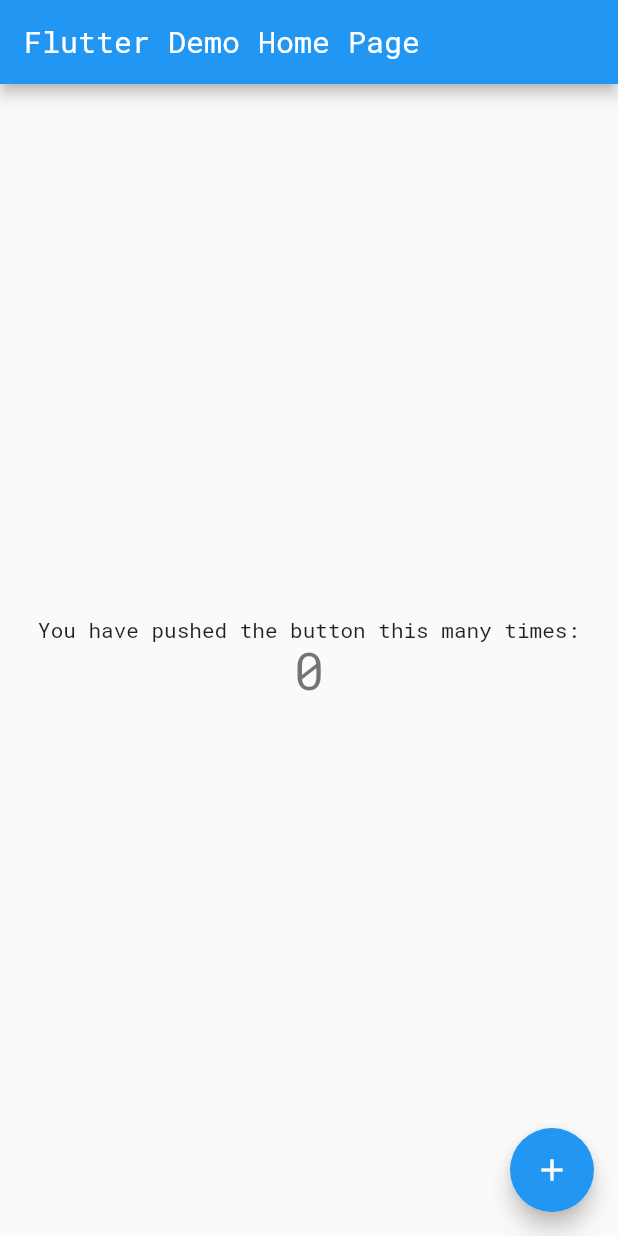
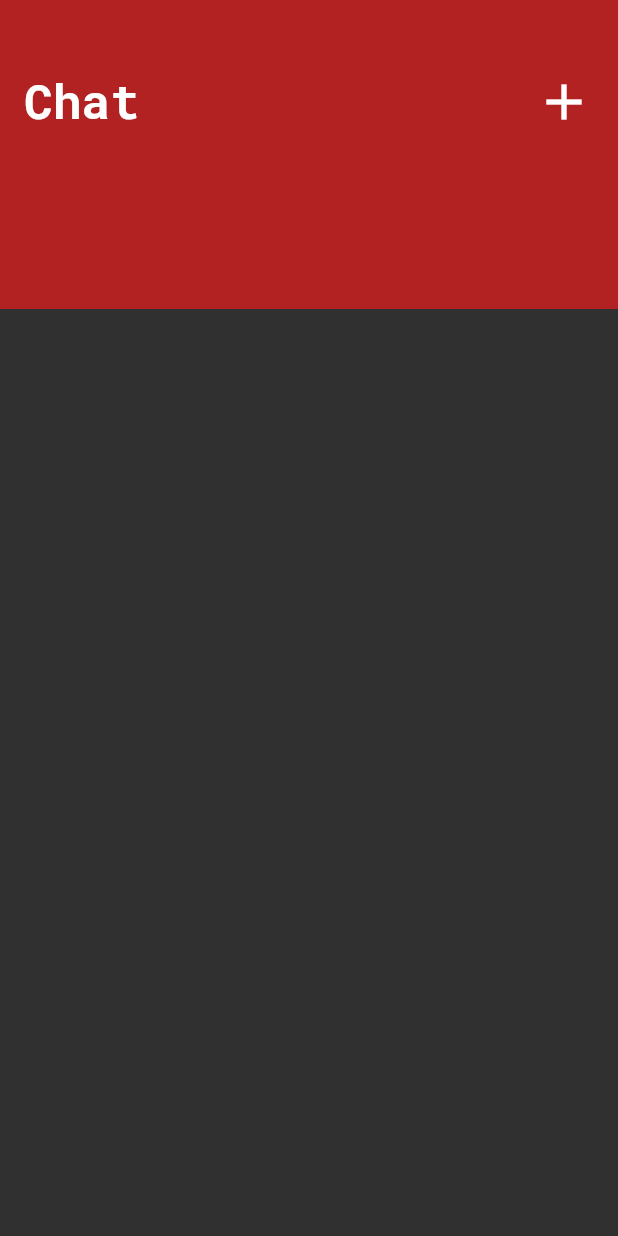
Before and after one commit to byteslinger00/DatingChat, a Flutter app: the screen it shows after launch, on a phone screen of 412 x 824 dp. Run offline on Flutter 3.47's test engine with Material 2 defaults, Android fonts, the phone set to English and light mode, and no system bars.

Commit message:
added the appbar

```diff
--- a/lib/main.dart
+++ b/lib/main.dart
@@ -1,23 +1,17 @@
 import 'package:flutter/material.dart';
+import 'package:flutter/services.dart';
+import 'package:flutter_chat_dating_app/widgets/custom_app_bar.dart';
 
 void main() => runApp(MyApp());
 
 class MyApp extends StatelessWidget {
-  // This widget is the root of your application.
 	@override
 	Widget build(BuildContext context) {
 		return MaterialApp(
-      title: 'Flutter Demo',
+			title: 'Date Chat',
+			debugShowCheckedModeBanner: false,
 			theme: ThemeData(
-        // This is the theme of your application.
-        //
-        // Try running your application with "flutter run". You'll see the
-        // application has a blue toolbar. Then, without quitting the app, try
-        // changing the primarySwatch below to Colors.green and then invoke
-        // "hot reload" (press "r" in the console where you ran "flutter run",
-        // or simply save your changes to "hot reload" in a Flutter IDE).
-        // Notice that the counter didn't reset back to zero; the application
-        // is not restarted.
+				brightness: Brightness.dark,
 				primarySwatch: Colors.blue,
 				fontFamily: 'RobotoMono',
 			),
@@ -28,16 +22,6 @@ class MyApp extends StatelessWidget {
 
 class MyHomePage extends StatefulWidget {
 	MyHomePage({Key key, this.title}) : super(key: key);
-
-  // This widget is the home page of your application. It is stateful, meaning
-  // that it has a State object (defined below) that contains fields that affect
-  // how it looks.
-
-  // This class is the configuration for the state. It holds the values (in this
-  // case the title) provided by the parent (in this case the App widget) and
-  // used by the build method of the State. Fields in a Widget subclass are
-  // always marked "final".
-
 	final String title;
 
 	@override
@@ -45,68 +29,24 @@ class MyHomePage extends StatefulWidget {
 }
 
 class _MyHomePageState extends State<MyHomePage> {
-  int _counter = 0;
 
-  void _incrementCounter() {
-    setState(() {
-      // This call to setState tells the Flutter framework that something has
-      // changed in this State, which causes it to rerun the build method below
-      // so that the display can reflect the updated values. If we changed
-      // _counter without calling setState(), then the build method would not be
-      // called again, and so nothing would appear to happen.
-      _counter++;
-    });
+	@override
+	void initState() {
+		super.initState();
+		SystemChrome.setSystemUIOverlayStyle(SystemUiOverlayStyle(
+			statusBarColor: Colors.transparent,
+			statusBarIconBrightness: Brightness.dark,
+		));
 	}
 
 	@override
 	Widget build(BuildContext context) {
-    // This method is rerun every time setState is called, for instance as done
-    // by the _incrementCounter method above.
-    //
-    // The Flutter framework has been optimized to make rerunning build methods
-    // fast, so that you can just rebuild anything that needs updating rather
-    // than having to individually change instances of widgets.
 		return Scaffold(
-      appBar: AppBar(
-        // Here we take the value from the MyHomePage object that was created by
-        // the App.build method, and use it to set our appbar title.
-        title: Text(widget.title),
-      ),
-      body: Center(
-        // Center is a layout widget. It takes a single child and positions it
-        // in the middle of the parent.
-        child: Column(
-          // Column is also layout widget. It takes a list of children and
-          // arranges them vertically. By default, it sizes itself to fit its
-          // children horizontally, and tries to be as tall as its parent.
-          //
-          // Invoke "debug painting" (press "p" in the console, choose the
-          // "Toggle Debug Paint" action from the Flutter Inspector in Android
-          // Studio, or the "Toggle Debug Paint" command in Visual Studio Code)
-          // to see the wireframe for each widget.
-          //
-          // Column has various properties to control how it sizes itself and
-          // how it positions its children. Here we use mainAxisAlignment to
-          // center the children vertically; the main axis here is the vertical
-          // axis because Columns are vertical (the cross axis would be
-          // horizontal).
-          mainAxisAlignment: MainAxisAlignment.center,
+			body: Stack(
 				children: <Widget>[
-            Text(
-              'You have pushed the button this many times:',
-            ),
-            Text(
-              '$_counter',
-              style: Theme.of(context).textTheme.display1,
-            ),
+					CustomAppBar(height: MediaQuery.of(context).size.height * 0.25),
 				],
 			),
-      ),
-      floatingActionButton: FloatingActionButton(
-        onPressed: _incrementCounter,
-        tooltip: 'Increment',
-        child: Icon(Icons.add),
-      ), // This trailing comma makes auto-formatting nicer for build methods.
 		);
 	}
 }
--- /dev/null
+++ b/lib/widgets/custom_app_bar.dart
@@ -0,0 +1,55 @@
+import 'package:flutter/material.dart';
+
+class CustomAppBar extends StatelessWidget{
+
+	final double height;
+
+    const CustomAppBar({Key key, this.height}) : super(key: key);
+
+	@override
+	Widget build(BuildContext context) {
+		return Stack(
+			children: <Widget>[
+				Container(
+					height: height,
+					decoration: BoxDecoration(
+						gradient: LinearGradient(
+							begin: Alignment.bottomLeft,
+							end: Alignment.topRight,
+							colors: [
+								Color.fromRGBO(178,34,34, 1.0),
+								Color.fromRGBO(178,34,34, 1.0),
+							],
+						),
+					),
+				),
+				PreferredSize(
+					preferredSize: Size(
+						MediaQuery.of(context).size.width,
+						60,
+					),
+					child: Padding(
+						padding: EdgeInsets.fromLTRB(16.0, 48.0, 16.0, 16.0),
+						child: Row(
+							mainAxisAlignment: MainAxisAlignment.spaceBetween,
+							children: <Widget>[
+								Text(
+									"Chat",
+									style: TextStyle(
+										fontSize: 32,
+										fontWeight: FontWeight.bold,
+									),
+								),
+								Icon(
+									Icons.add,
+									size: 40,
+									color: Colors.white,
+								),
+							],
+						),
+					),
+				),
+			],
+		);
+	}
+}
```
Lines whose indentation alone changed are shown as unchanged.
